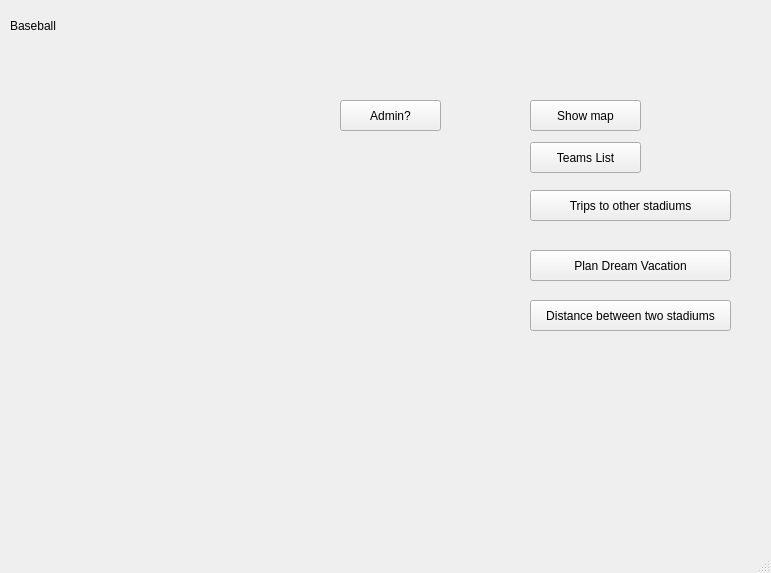
ellenyim8/project2, file mainwindow.ui: the form before one commit.
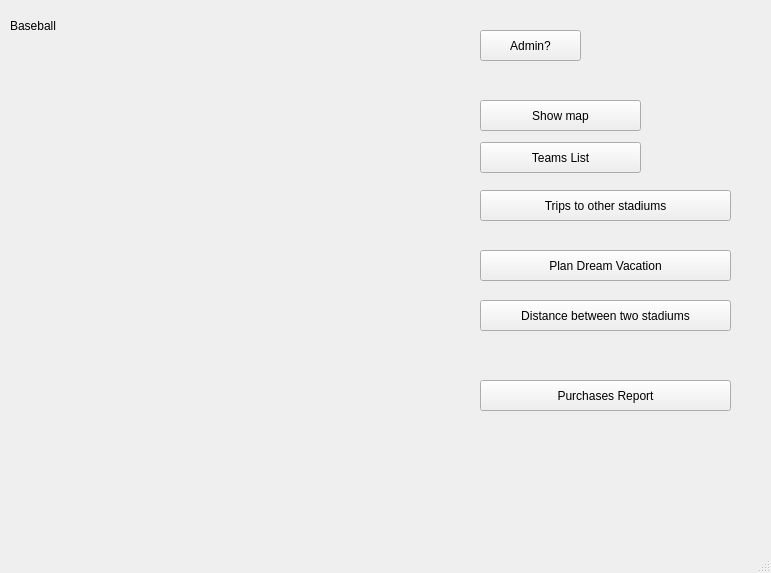
The form after the commit.

Diff of the .ui file:
```diff
--- a/mainwindow.ui
+++ b/mainwindow.ui
@@ -30,8 +30,8 @@
    <widget class="QPushButton" name="admin">
     <property name="geometry">
      <rect>
-      <x>340</x>
-      <y>100</y>
+      <x>480</x>
+      <y>30</y>
       <width>101</width>
       <height>31</height>
      </rect>
@@ -43,9 +43,9 @@
    <widget class="QPushButton" name="Map">
     <property name="geometry">
      <rect>
-      <x>530</x>
+      <x>480</x>
       <y>100</y>
-      <width>111</width>
+      <width>161</width>
       <height>31</height>
      </rect>
     </property>
@@ -56,9 +56,9 @@
    <widget class="QPushButton" name="pushButton">
     <property name="geometry">
      <rect>
-      <x>530</x>
+      <x>480</x>
       <y>142</y>
-      <width>111</width>
+      <width>161</width>
       <height>31</height>
      </rect>
     </property>
@@ -69,9 +69,9 @@
    <widget class="QPushButton" name="pushButton_2">
     <property name="geometry">
      <rect>
-      <x>530</x>
+      <x>480</x>
       <y>190</y>
-      <width>201</width>
+      <width>251</width>
       <height>31</height>
      </rect>
     </property>
@@ -82,9 +82,9 @@
    <widget class="QPushButton" name="pushButton_3">
     <property name="geometry">
      <rect>
-      <x>530</x>
+      <x>480</x>
       <y>250</y>
-      <width>201</width>
+      <width>251</width>
       <height>31</height>
      </rect>
     </property>
@@ -95,9 +95,9 @@
    <widget class="QPushButton" name="pushButton_4">
     <property name="geometry">
      <rect>
-      <x>530</x>
+      <x>480</x>
       <y>300</y>
-      <width>201</width>
+      <width>251</width>
       <height>31</height>
      </rect>
     </property>
@@ -105,6 +105,19 @@
      <string>Distance between two stadiums</string>
     </property>
    </widget>
+   <widget class="QPushButton" name="pushButton_5">
+    <property name="geometry">
+     <rect>
+      <x>480</x>
+      <y>380</y>
+      <width>251</width>
+      <height>31</height>
+     </rect>
+    </property>
+    <property name="text">
+     <string>Purchases Report</string>
+    </property>
+   </widget>
   </widget>
   <widget class="QMenuBar" name="menubar">
    <property name="geometry">
```
